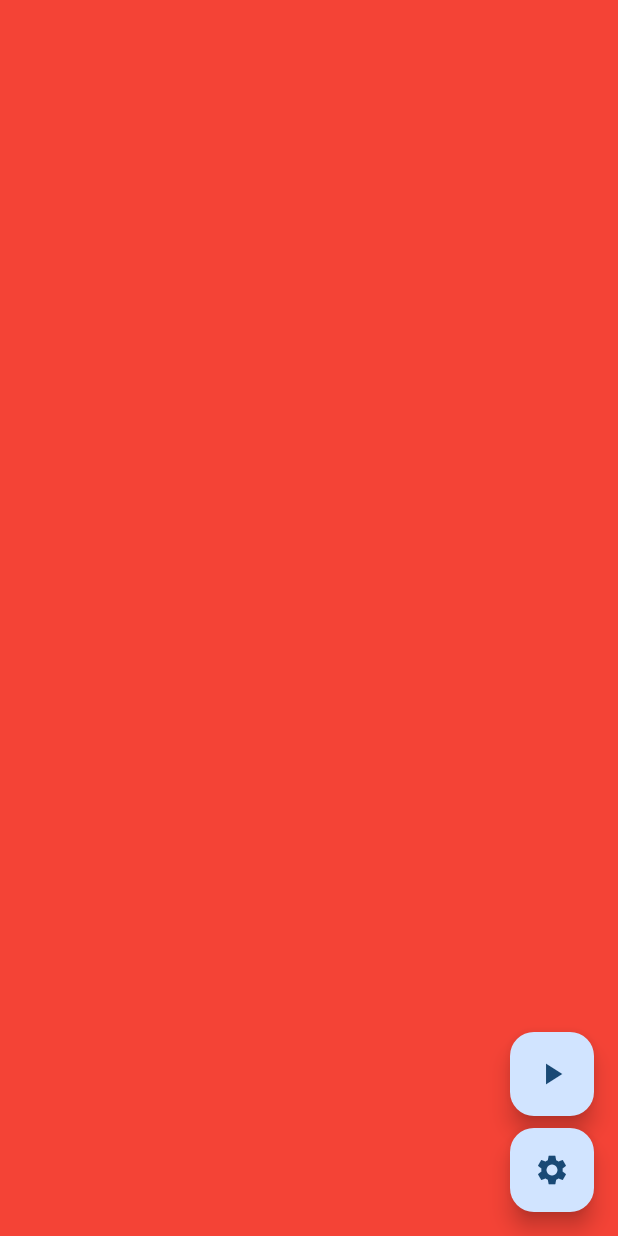
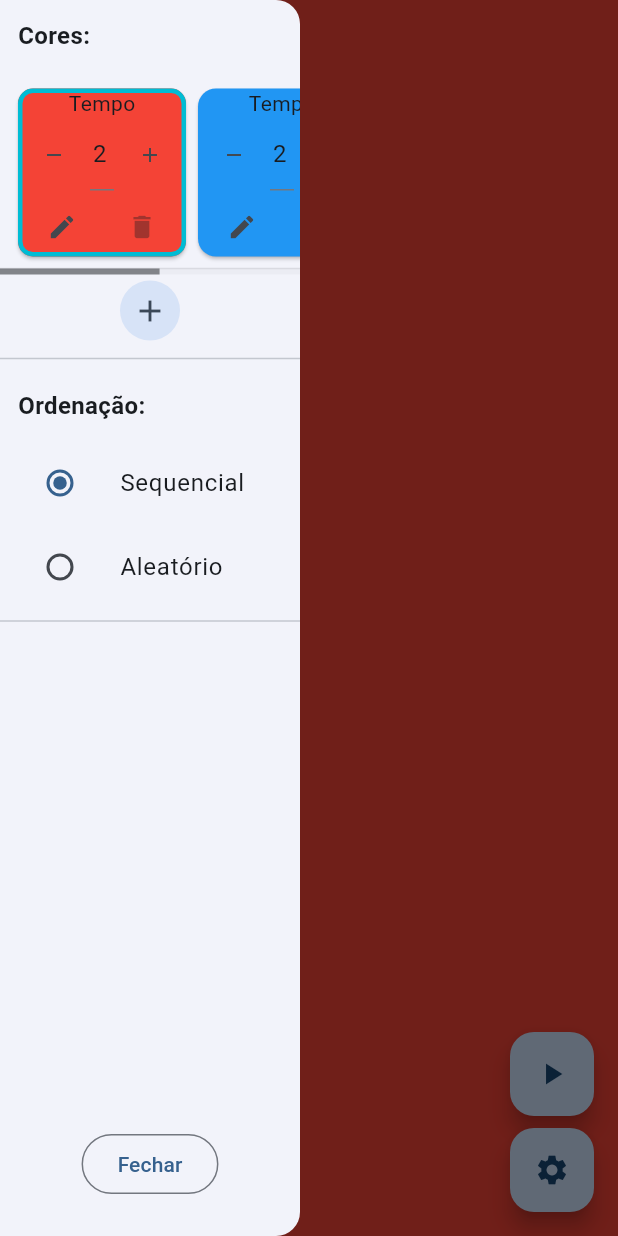
Before and after one commit to akiobr/beach_tennis, a Flutter app: the screen it shows after launch, with the side drawer open (before the commit the screen has no drawer), on a phone screen of 412 x 824 dp. Run offline on Flutter 3.47's test engine with Material 3 defaults, Android fonts, the phone set to English and light mode, and no system bars; our stand-ins replace flutter_colorpicker.

Commit message:
Finish v1

```diff
--- a/lib/src/features/home/domain/entities/options.entity.dart
+++ b/lib/src/features/home/domain/entities/options.entity.dart
@@ -1,22 +1,27 @@
+import '../enums/sort_type.enum.dart';
 import 'colored_panel.entity.dart';
 
 class OptionsEntity {
   static const Duration _defaultDuration = Duration(seconds: 2);
 
   List<ColoredPanelEntity> panels;
+  SortType sortType;
   final Duration defaultDuration;
 
   OptionsEntity({
     required this.panels,
+    required this.sortType,
     this.defaultDuration = _defaultDuration,
   });
 
   OptionsEntity copyWith({
     List<ColoredPanelEntity>? panels,
+    SortType? sortType,
     Duration? defaultDuration,
   }) {
     return OptionsEntity(
       panels: panels ?? this.panels,
+      sortType: sortType ?? this.sortType,
       defaultDuration: defaultDuration ?? this.defaultDuration,
     );
   }
--- /dev/null
+++ b/lib/src/features/home/domain/enums/sort_type.enum.dart
@@ -0,0 +1,7 @@
+enum SortType {
+  sequential('Sequencial'),
+  random('Aleatório');
+
+  const SortType(this.label);
+  final String label;
+}
--- a/lib/src/features/home/ui/home.page.dart
+++ b/lib/src/features/home/ui/home.page.dart
@@ -32,10 +32,17 @@ class HomeDefaultBody extends StatelessWidget {
 
   @override
   Widget build(BuildContext context) {
+    double minDrawerWidth = 200;
+    double recommendedDrawerWidth = MediaQuery.of(context).size.width * .4;
     return Scaffold(
+      drawer: Drawer(
+        width: recommendedDrawerWidth < minDrawerWidth ? minDrawerWidth : recommendedDrawerWidth,
+        child: const SettingsPage(),
+      ),
       backgroundColor: Colors.black,
       body: ColoredContainer(state.currentPanel),
-      floatingActionButton: Column(
+      floatingActionButton: Builder(builder: (context) {
+        return Column(
           mainAxisAlignment: MainAxisAlignment.end,
           crossAxisAlignment: CrossAxisAlignment.end,
           children: [
@@ -45,16 +52,12 @@ class HomeDefaultBody extends StatelessWidget {
             ),
             const SizedBox(height: 8),
             FloatingActionButton(
+              onPressed: Scaffold.of(context).openDrawer,
               child: const Icon(Icons.settings),
-            onPressed: () {
-              showModalBottomSheet(
-                context: context,
-                builder: (ctx) => const SettingsPage(),
-              );
-            },
             ),
           ],
-      ),
+        );
+      }),
     );
   }
 }
--- a/lib/src/features/home/ui/widgets/color_option.widget.dart
+++ b/lib/src/features/home/ui/widgets/color_option.widget.dart
@@ -20,6 +20,12 @@ class ColorOption extends StatelessWidget {
       height: 120,
       width: 120,
       child: Card(
+        shape: context.read<HomeController>().value.currentPanel == panel
+            ? RoundedRectangleBorder(
+                side: const BorderSide(color: Colors.cyan, width: 3),
+                borderRadius: BorderRadius.circular(10),
+              )
+            : null,
         color: panel.color,
         child: Column(
           children: [
@@ -89,7 +95,7 @@ class ColorOption extends StatelessWidget {
                   icon: const Icon(Icons.edit, size: 20),
                 ),
                 IconButton(
-                  onPressed: () => context.read<HomeController>().removePanel(panel),
+                  onPressed: context.read<HomeController>().value.currentPanel == panel ? null : () => context.read<HomeController>().removePanel(panel),
                   icon: const Icon(Icons.delete, size: 20),
                 ),
               ],
--- a/lib/src/features/home/ui/widgets/settings.page..widget.dart
+++ b/lib/src/features/home/ui/widgets/settings.page..widget.dart
@@ -1,6 +1,7 @@
 import 'package:flutter/material.dart';
 import 'package:provider/provider.dart';
 
+import '../../domain/enums/sort_type.enum.dart';
 import '../home.controller.dart';
 import 'color_option.widget.dart';
 
@@ -10,8 +11,7 @@ class SettingsPage extends StatelessWidget {
   @override
   Widget build(BuildContext context) {
     var controller = context.watch<HomeController>();
-    return SingleChildScrollView(
-      child: Column(
+    return Column(
       children: [
         SectionWidget(
           title: 'Cores:',
@@ -32,19 +32,46 @@ class SettingsPage extends StatelessWidget {
                   ),
                 ),
               ),
-                Center(child: IconButton.filledTonal(onPressed: () {}, icon: const Icon(Icons.add))),
+              Center(child: IconButton.filledTonal(onPressed: controller.addPanel, icon: const Icon(Icons.add))),
             ],
           ),
         ),
+        SectionWidget(
+          title: 'Ordenação:',
+          child: Column(
+            children: [
+              ListTile(
+                title: Text(SortType.sequential.label),
+                leading: Radio<SortType>(
+                  value: SortType.sequential,
+                  groupValue: controller.value.options.sortType,
+                  onChanged: (value) {
+                    controller.setSortType(value!);
+                  },
+                ),
+              ),
+              ListTile(
+                title: Text(SortType.random.label),
+                leading: Radio<SortType>(
+                  value: SortType.random,
+                  groupValue: controller.value.options.sortType,
+                  onChanged: (value) {
+                    controller.setSortType(value!);
+                  },
+                ),
+              ),
+            ],
+          ),
+        ),
+        const Spacer(),
         Padding(
-            padding: const EdgeInsets.all(8.0),
+          padding: const EdgeInsets.all(24),
           child: OutlinedButton(
             onPressed: () => Navigator.of(context).pop(),
             child: const Text('Fechar'),
           ),
         ),
       ],
-      ),
     );
   }
 }
@@ -65,7 +92,7 @@ class SectionWidget extends StatelessWidget {
           padding: const EdgeInsets.all(12),
           child: Text(
             title,
-            style: const TextStyle(fontSize: 16),
+            style: const TextStyle(fontSize: 16, fontWeight: FontWeight.bold),
             textAlign: TextAlign.start,
           ),
         ),
```
Also changed, not shown: lib/src/features/home/ui/home.controller.dart (+22 -3 lines). Lines whose indentation alone changed are shown as unchanged.
